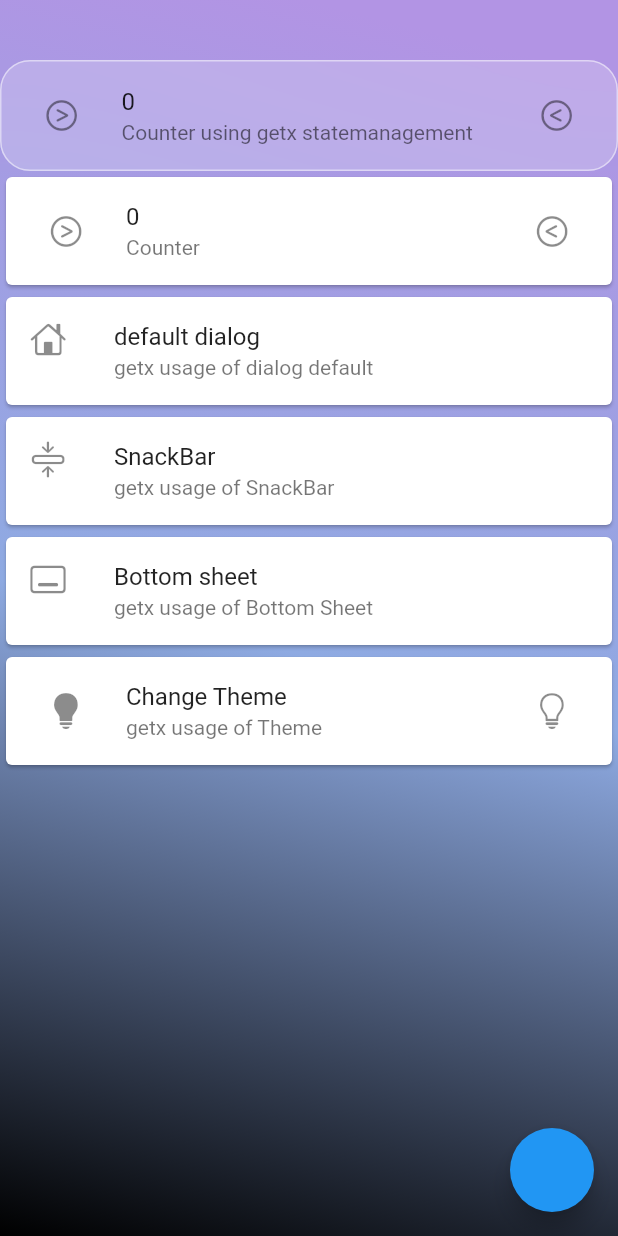
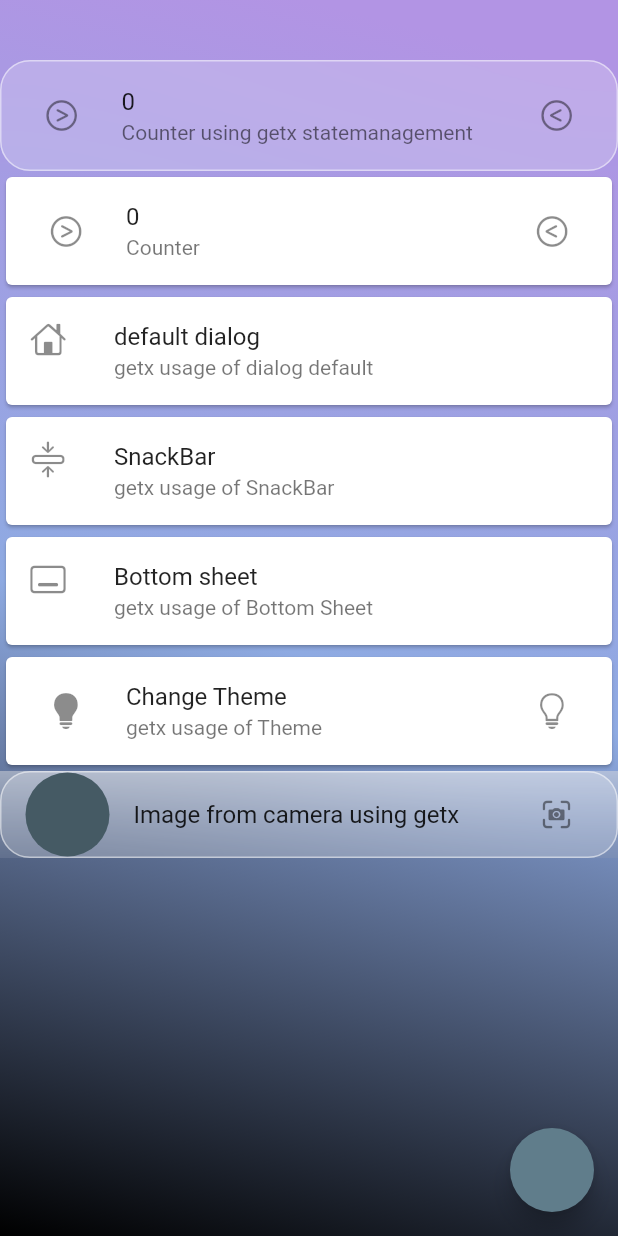
Before and after one commit to Shashwat-srivastav/getx, a Flutter app: the screen it shows after launch, after a tap on "Sign In", on a phone screen of 412 x 824 dp. Run offline on Flutter 3.47's test engine with Material 2 defaults, Android fonts, the phone set to English and light mode, and no system bars; our stand-ins replace firebase_auth, get, image_picker, velocity_x; accounts and stored records are empty.

```diff
--- a/lib/CounterController.dart
+++ b/lib/CounterController.dart
@@ -1,4 +1,5 @@
 import 'package:get/get.dart';
+import 'package:image_picker/image_picker.dart';
 
 class CounterController extends GetxController {
   RxInt a = 0.obs;
@@ -11,3 +12,14 @@ class CounterController extends GetxController {
     a.value--;
   }
 }
+
+class ImagePickerController extends GetxController {
+  RxString pathof = "".obs;
+  Future getImage() async {
+    final ImagePicker _pick = ImagePicker();
+    final image = await _pick.pickImage(source: ImageSource.camera);
+    if (image != null) {
+      pathof.value = image.path.toString();
+    }
+  }
+}
--- a/lib/MyPage.dart
+++ b/lib/MyPage.dart
@@ -1,3 +1,4 @@
+import 'dart:io';
 import 'dart:ui';
 
 import 'package:flutter/cupertino.dart';
@@ -17,6 +18,7 @@ class MyPage extends StatefulWidget {
 
 int c = 0;
 final CounterController count = Get.put(CounterController());
+final ImagePickerController camera = Get.put(ImagePickerController());
 
 class _MyPageState extends State<MyPage> {
   @override
@@ -170,6 +172,37 @@ class _MyPageState extends State<MyPage> {
                   icon: Icon(CupertinoIcons.lightbulb),
                 ),
               )),
+              ClipRRect(
+                child: BackdropFilter(
+                  filter: ImageFilter.blur(sigmaX: 50, sigmaY: 50),
+                  child: Container(
+                    decoration: BoxDecoration(
+                        border:
+                            Border.all(color: Colors.white54.withOpacity(0.5)),
+                        borderRadius: BorderRadius.all(Radius.circular(20)),
+                        color: Colors.white54.withOpacity(0.2)),
+                    child: Obx(() {
+                      return ListTile(
+                          tileColor: Colors.blueGrey.withOpacity(0.1),
+                          trailing: IconButton(
+                            icon: Icon(CupertinoIcons.camera_viewfinder),
+                            onPressed: () {
+                              camera.getImage();
+                            },
+                          ),
+                          title: "Image from camera using getx".text.make(),
+                          leading: Column(children: [
+                            CircleAvatar(
+                              radius: 28,
+                              backgroundImage: camera.pathof.isNotEmpty
+                                  ? FileImage(File(camera.pathof.toString()))
+                                  : null,
+                            ),
+                          ]));
+                    }),
+                  ),
+                ),
+              ),
             ]).pLTRB(0, 40, 0, 0),
           )),
     );
--- a/lib/main.dart
+++ b/lib/main.dart
@@ -20,7 +20,7 @@ class MyApp extends StatelessWidget {
     return GetMaterialApp(
       title: 'Flutter Demo',
       theme: ThemeData(
-        primarySwatch: Colors.blue,
+        primarySwatch: Colors.blueGrey,
       ),
       home: const SignUp(),
     );
--- a/pubspec.yaml
+++ b/pubspec.yaml
@@ -39,6 +39,7 @@ dependencies:
   velocity_x: ^3.6.0
   firebase_core: ^2.14.0
   firebase_auth: ^4.6.3
+  image_picker: ^0.8.9
 
 dev_dependencies:
   flutter_test:
```
Also changed, not shown: lib/Auth.dart (added, +27 -0 lines), pubspec.lock, 9 other files.
